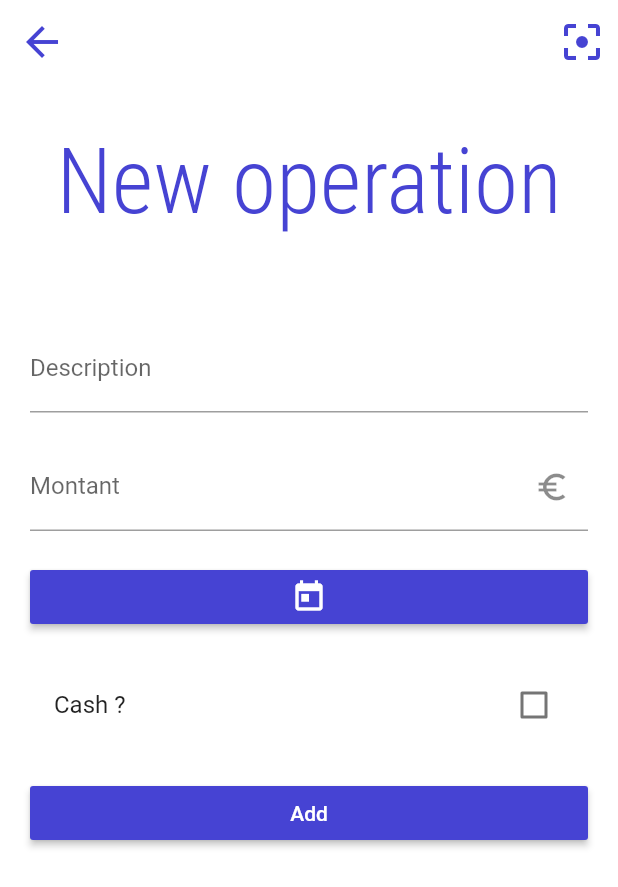
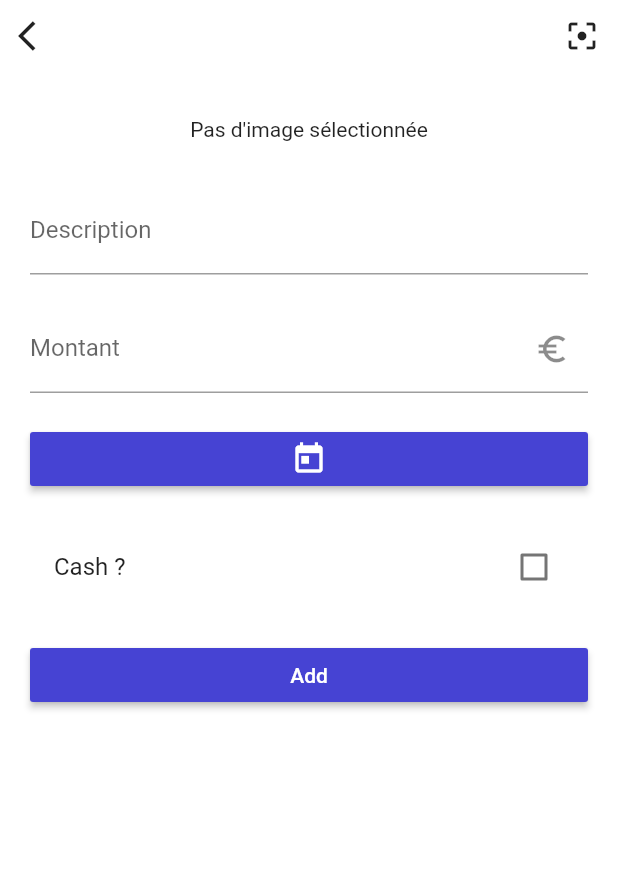
Before and after one commit to quentinlowette/treasurer, a Flutter app: the screen it shows after launch, after a tap on the "add" icon, on a phone screen of 412 x 824 dp. Shown: the top 887 px of the screen. Run offline on Flutter 3.47's test engine with Material 2 defaults, Android fonts, the phone set to English and light mode, and no system bars; our stand-ins replace get_it, image_picker, provider_architecture, sqflite; accounts and stored records are empty.

Commit message:
image picking and linking to operation

```diff
--- a/lib/core/services/storage.service.dart
+++ b/lib/core/services/storage.service.dart
@@ -45,56 +45,56 @@ class FakeStorageService extends StorageService {
         description: "Fake operation 1",
         id: 1,
         isCash: false,
-        receiptPhotoPath: "/fake/path/to/receipt/1");
+        receiptPhotoPath: null);
     Operation op2 = Operation(
         amount: -100.0,
         date: DateTime.utc(2020, 2, 20, 12, 00),
         description: "Fake operation 2",
         id: 2,
         isCash: false,
-        receiptPhotoPath: "/fake/path/to/receipt/2");
+        receiptPhotoPath: null);
     Operation op3 = Operation(
         amount: 50.0,
         date: DateTime.utc(2020, 2, 21, 10, 00),
         description: "Fake operation 3",
         id: 3,
         isCash: true,
-        receiptPhotoPath: "/fake/path/to/receipt/3");
+        receiptPhotoPath: null);
     Operation op4 = Operation(
         amount: 200.0,
         date: DateTime.utc(2020, 2, 21, 12, 00),
         description: "Fake operation 4",
         id: 4,
         isCash: false,
-        receiptPhotoPath: "/fake/path/to/receipt/1");
+        receiptPhotoPath: null);
     Operation op5 = Operation(
         amount: -100.0,
         date: DateTime.utc(2020, 2, 21, 13, 00),
         description: "Fake operation 5",
         id: 5,
         isCash: false,
-        receiptPhotoPath: "/fake/path/to/receipt/2");
+        receiptPhotoPath: null);
     Operation op6 = Operation(
         amount: 50.0,
         date: DateTime.utc(2020, 2, 21, 14, 00),
         description: "Fake operation 6",
         id: 6,
         isCash: true,
-        receiptPhotoPath: "/fake/path/to/receipt/3");
+        receiptPhotoPath: null);
     Operation op7 = Operation(
         amount: -100.0,
         date: DateTime.utc(2020, 2, 21, 15, 00),
         description: "Fake operation 7",
         id: 7,
         isCash: false,
-        receiptPhotoPath: "/fake/path/to/receipt/2");
+        receiptPhotoPath: null);
     Operation op8 = Operation(
         amount: 50.0,
         date: DateTime.utc(2020, 2, 21, 16, 00),
         description: "Fake operation 8",
         id: 8,
         isCash: true,
-        receiptPhotoPath: "/fake/path/to/receipt/3");
+        receiptPhotoPath: null);
     List<Operation> operations = List<Operation>();
     operations.add(op1);
     operations.add(op2);
--- a/lib/ui/views/account.v.dart
+++ b/lib/ui/views/account.v.dart
@@ -27,17 +27,17 @@ class AccountView extends StatelessWidget {
               //         child: Icon(Icons.add),
               //         backgroundColor: Theme.of(context).accentColor,
               //       ),
-              appBar: !model.isLoaded
-                  ? null
-                  : AppBar(
-                      actions: <Widget>[
-                        IconButton(
-                          icon: Icon(Icons.add),
-                          onPressed: () =>
-                              Navigator.of(context).pushNamed('/addOperation'),
-                        )
-                      ],
-                    ),
+              // appBar: !model.isLoaded
+              //     ? null
+              //     : AppBar(
+              //         actions: <Widget>[
+              //           IconButton(
+              //             icon: Icon(Icons.add),
+              //             onPressed: () =>
+              //                 Navigator.of(context).pushNamed('/addOperation'),
+              //           )
+              //         ],
+              //       ),
               body: !model.isLoaded
                   ? Center(
                       child: CircularProgressIndicator(
@@ -51,15 +51,16 @@ class AccountView extends StatelessWidget {
                           child: Column(
                             crossAxisAlignment: CrossAxisAlignment.start,
                             children: <Widget>[
-                              // Row(
-                              //   mainAxisAlignment: MainAxisAlignment.end,
-                              //   children: <Widget>[
-                              //     IconButton(
-                              //       icon: Icon(Icons.add),
-                              //       onPressed: () => Navigator.of(context).pushNamed('/addOperation'),
-                              //     ),
-                              //   ],
-                              // ),
+                              Row(
+                                mainAxisAlignment: MainAxisAlignment.end,
+                                children: <Widget>[
+                                  IconButton(
+                                    icon: Icon(Icons.add),
+                                    color: Theme.of(context).accentColor,
+                                    onPressed: () => Navigator.of(context).pushNamed('/addOperation'),
+                                  ),
+                                ],
+                              ),
                               AccountHeader(
                                 model: model,
                               ),
--- a/lib/ui/views/addOperation.v.dart
+++ b/lib/ui/views/addOperation.v.dart
@@ -1,9 +1,13 @@
+import 'dart:io';
+
 import 'package:flutter/material.dart';
+import 'package:image_picker/image_picker.dart';
 import 'package:intl/intl.dart';
 import 'package:provider_architecture/provider_architecture.dart';
 import 'package:treasurer/core/models/operation.m.dart';
 import 'package:treasurer/core/services/locator.dart';
 import 'package:treasurer/core/viewmodels/account.vm.dart';
+import 'package:treasurer/ui/widgets/imageMiniature.dart';
 
 class AddOperationView extends StatefulWidget {
   @override
@@ -17,7 +21,18 @@ class _AddOperationViewState extends State<AddOperationView> {
   TextEditingController _descriptionController = TextEditingController();
   TextEditingController _amountController = TextEditingController();
   DateTime _date;
+  File _imageFile;
 
+  /// Displays the image picker with the camera
+  Future<void> _getImage() async {
+    File pickedImage = await ImagePicker.pickImage(source: ImageSource.camera);
+
+    setState(() {
+      _imageFile = pickedImage;
+    });
+  }
+
+  /// Displays the date picker and sets the date variable
   Future<void> _selectDate() async {
     final DateTime pickedDate = await showDatePicker(
       context: context,
@@ -37,12 +52,12 @@ class _AddOperationViewState extends State<AddOperationView> {
   Operation _validateInputs(int nextOperationIndex) {
     if (_formKey.currentState.validate() && _date != null) {
       Operation newOperation = Operation(
-          amount: double.parse(_amountController.text),
+          amount: double.parse(_amountController.text.replaceAll(',', '.')),
           date: _date,
           description: _descriptionController.text,
           id: nextOperationIndex,
           isCash: _isCash,
-          receiptPhotoPath: null);
+          receiptPhotoPath: _imageFile == null ? null : _imageFile.path);
       return newOperation;
     } else {
       setState(() {
@@ -59,14 +74,14 @@ class _AddOperationViewState extends State<AddOperationView> {
         reuseExisting: true,
         builder: (context, model, child) {
           return Scaffold(
-            appBar: AppBar(
-              actions: <Widget>[
-                IconButton(
-                  icon: Icon(Icons.filter_center_focus),
-                  onPressed: () => print("scan"),
-                )
-              ],
-            ),
+            // appBar: AppBar(
+            //   actions: <Widget>[
+            //     IconButton(
+            //       icon: Icon(Icons.filter_center_focus),
+            //       onPressed: _getImage,
+            //     )
+            //   ],
+            // ),
             body: SingleChildScrollView(
               child: SafeArea(
                 child: Form(
@@ -74,30 +89,37 @@ class _AddOperationViewState extends State<AddOperationView> {
                   autovalidate: _autoValidate,
                   child: Column(
                     children: <Widget>[
-                      // Row(
-                      //   mainAxisAlignment: MainAxisAlignment.spaceBetween,
-                      //   children: <Widget>[
-                      //     IconButton(
-                      //       icon: Icon(Icons.arrow_back_ios),
-                      //       onPressed: () => Navigator.of(context).pop(),
-                      //     ),
-                      //     IconButton(
-                      //       icon: Icon(Icons.filter_center_focus),
-                      //       onPressed: () => print("scan"),
-                      //     ),
-                      //   ],
+                      Row(
+                        mainAxisAlignment: MainAxisAlignment.spaceBetween,
+                        children: <Widget>[
+                          IconButton(
+                            icon: Icon(Icons.arrow_back_ios),
+                            onPressed: () {
+                              if (_imageFile != null) {
+                                _imageFile.delete();
+                              }
+                              Navigator.of(context).pop();
+                            },
+                          ),
+                          IconButton(
+                            icon: Icon(Icons.filter_center_focus),
+                            onPressed: _getImage,
+                          ),
+                        ],
+                      ),
+                      SizedBox(height: 30.0),
+                      // Text(
+                      //   "New operation",
+                      //   style: Theme.of(context).textTheme.headline2,
                       // ),
+                      // SizedBox(height: 30.0),
+                      ImageMiniature(imageFile: _imageFile,),
                       SizedBox(height: 30.0),
-                      Text(
-                        "New operation",
-                        style: Theme.of(context).textTheme.headline2,
-                      ),
                       Padding(
                         padding: const EdgeInsets.symmetric(horizontal: 20.0),
                         child: Column(
                           crossAxisAlignment: CrossAxisAlignment.stretch,
                           children: <Widget>[
-                            SizedBox(height: 60.0),
                             TextFormField(
                               decoration: InputDecoration(
                                 labelText: 'Description',
--- /dev/null
+++ b/lib/ui/widgets/imageMiniature.dart
@@ -0,0 +1,42 @@
+import 'dart:io';
+
+import 'package:flutter/material.dart';
+
+class ImageMiniature extends StatelessWidget {
+  final File imageFile;
+
+  ImageMiniature({@required this.imageFile});
+
+  @override
+  Widget build(BuildContext context) {
+    return InkWell(
+      onTap: () {
+        if (imageFile != null) {
+          showDialog(
+              context: context,
+              child: Dialog(
+                shape: RoundedRectangleBorder(
+                    borderRadius: BorderRadius.circular(10.0)),
+                child: Container(
+                  decoration: BoxDecoration(
+                    borderRadius: BorderRadius.circular(10.0),
+                      image: DecorationImage(
+                          fit: BoxFit.cover, image: FileImage(imageFile))),
+                  child: Text(imageFile.path, style: TextStyle(fontSize: 16.0, fontWeight: FontWeight.bold),),
+                ),
+              ));
+        }
+      },
+      child: Container(
+        width: imageFile == null ? null : MediaQuery.of(context).size.width,
+        height: imageFile == null ? null : 220.0,
+        decoration: BoxDecoration(
+            image: imageFile == null
+                ? null
+                : DecorationImage(
+                    fit: BoxFit.cover, image: FileImage(imageFile))),
+        child: imageFile == null ? Center(child: Text('Pas d\'image sélectionnée')) : null,
+      ),
+    );
+  }
+}
--- a/pubspec.yaml
+++ b/pubspec.yaml
@@ -29,6 +29,7 @@ dependencies:
   path: ^1.6.4
   path_provider: ^1.6.1
   sqflite: ^1.2.1
+  image_picker: ^0.6.3+4
   intl: ^0.16.1
   flutter_localizations:
     sdk: flutter
```
Also changed, not shown: lib/ui/widgets/operationDialog.dart (+16 -5 lines), pubspec.lock, 1 other file.
